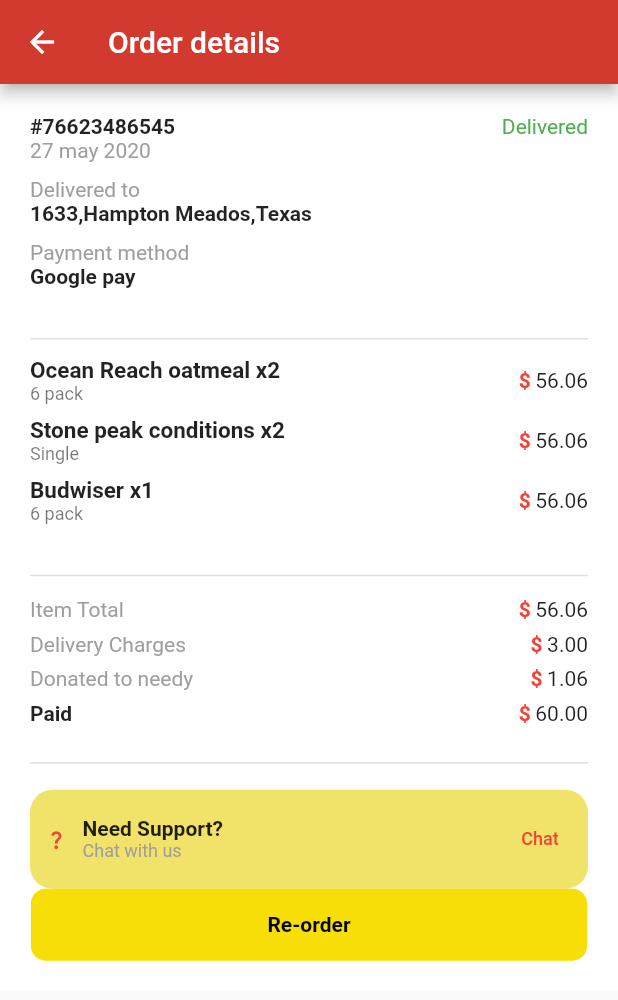
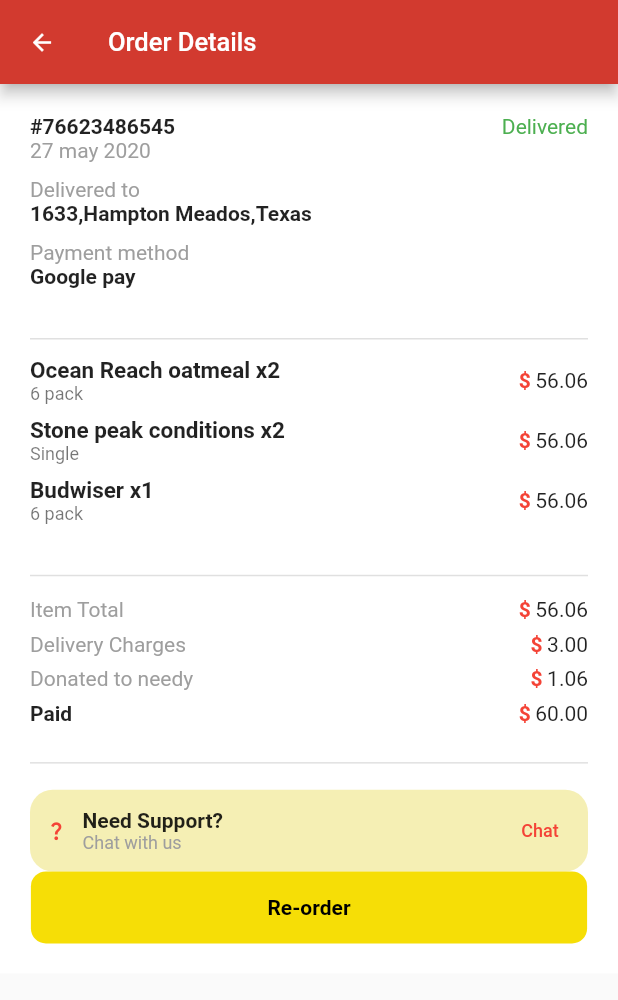
Before and after one commit to Nishadatgit/luminar-Projects, a Flutter app: the screen it shows after launch, on a phone screen of 412 x 824 dp. Shown: the top 1000 px of the screen. Run offline on Flutter 3.47's test engine with Material 2 defaults, Android fonts, the phone set to English and light mode, and no system bars; our stand-ins replace accordion, curved_navigation_bar, email_validator, eva_icons_flutter, flutter_svg, font_awesome_flutter and 4 more; missing offline and left inert: random_date, staggered_grid_view_flutter.

Commit message:
screenshot added

```diff
--- a/lib/ui/order page ui/order_page.dart
+++ b/lib/ui/order page ui/order_page.dart
@@ -13,8 +13,12 @@ class OrderPage extends StatelessWidget {
         leading: const Icon(
           Icons.arrow_back,
           color: Colors.white,
+          size: 18,
         ),
-        title: const Text('Order details'),
+        title: const Text(
+          'Order Details',
+          style: TextStyle(fontSize: 17),
+        ),
       ),
       body: SingleChildScrollView(
         child: Container(
@@ -46,7 +50,7 @@ class OrderPage extends StatelessWidget {
               const NeedSupport(),
               Container(
                 margin: EdgeInsets.only(
-                    top: MediaQuery.of(context).padding.top * 1.29),
+                    top: MediaQuery.of(context).padding.top * 1.6),
                 width: MediaQuery.of(context).size.width * 0.9,
                 decoration: BoxDecoration(
                     color: Color.fromARGB(255, 246, 222, 6),
@@ -77,9 +81,9 @@ class NeedSupport extends StatelessWidget {
     return Container(
       padding: const EdgeInsets.only(left: 10, top: 10, bottom: 10),
       decoration: const BoxDecoration(
-          color: Color.fromARGB(255, 241, 227, 106),
+          color: Color.fromARGB(255, 245, 239, 180),
           borderRadius: BorderRadius.all(Radius.circular(15))),
-      height: MediaQuery.of(context).size.height * 0.080,
+      height: MediaQuery.of(context).size.height * 0.066,
       child: Row(
         children: [
           const Icon(
```
Also changed, not shown: lib/ui/order page ui/order page ui.png.
